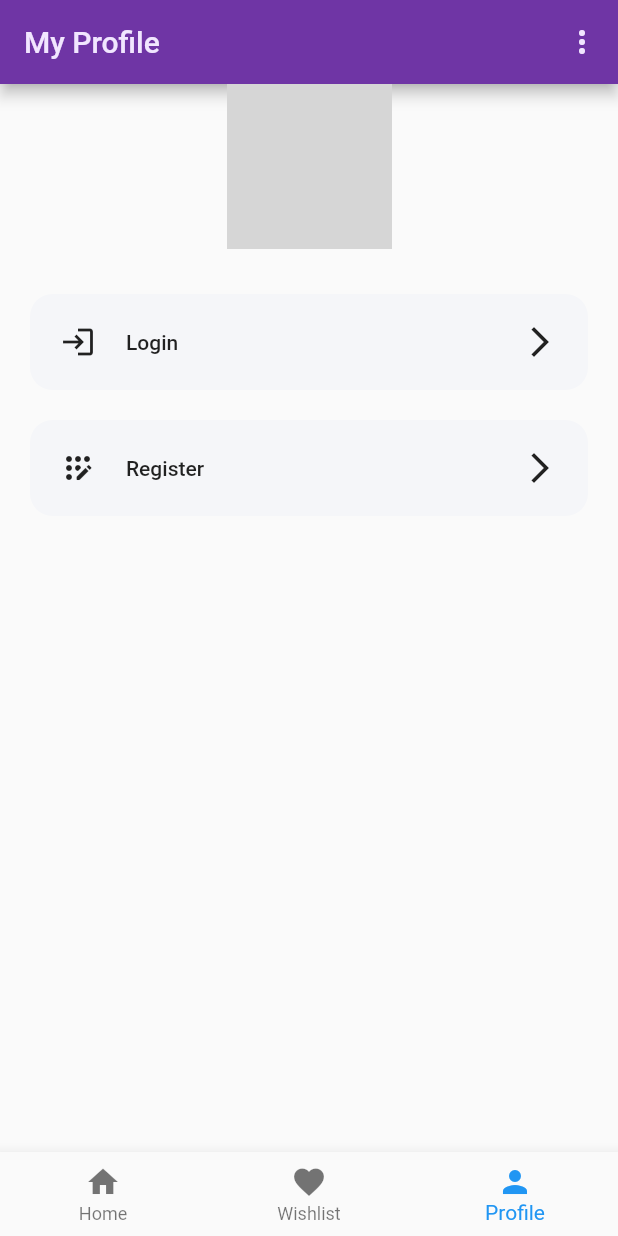
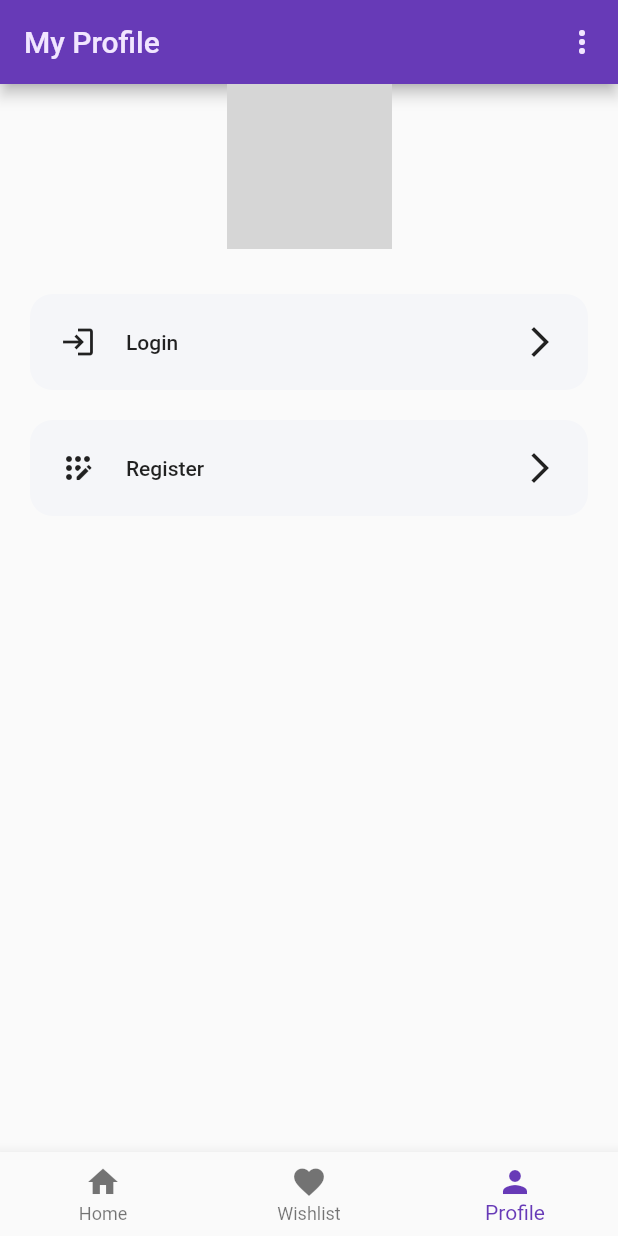
Before and after one commit to DaveHo19/AgileDevProject, a Flutter app: the screen it shows after launch, item 3 of the bottom bar chosen, on a phone screen of 412 x 824 dp. Run offline on Flutter 3.47's test engine with Material 2 defaults, Android fonts, the phone set to English and light mode, and no system bars; our stand-ins replace cloud_firestore, file_picker, firebase_auth, firebase_core, firebase_storage, flutter_svg and 2 more; missing offline and left inert: dart:html; accounts and stored records are empty; grey boxes are pictures that could not be loaded.

Commit message:
update on the consistency of the system color

```diff
--- a/agile_project/lib/constants.dart
+++ b/agile_project/lib/constants.dart
@@ -1,4 +1,5 @@
 import 'package:flutter/material.dart';
 
-const kPrimaryColor = Color(0xFF6F35A5);
+const kPrimaryColor = Color(0xFF673AB7);
 const kPrimaryLightColor = Color(0xFFF1E6FF);
+const kPrimaryBackground = Color(0xFFE1BEE7);
--- a/agile_project/lib/main.dart
+++ b/agile_project/lib/main.dart
@@ -1,3 +1,4 @@
+import 'package:agile_project/constants.dart';
 import 'package:agile_project/models/user.dart';
 import 'package:agile_project/services/firebase_auth.dart';
 import 'package:agile_project/wrapper.dart';
@@ -30,13 +31,13 @@ class MyApp extends StatelessWidget {
   // This widget is the root of your application.
   @override
   Widget build(BuildContext context) {
-    return  StreamProvider<AppUser?>.value(
+    return StreamProvider<AppUser?>.value(
       initialData: null,
       value: AuthService().user,
       child: MaterialApp(
         title: "Agile Project",
         theme: ThemeData(
-              primarySwatch: Colors.blue,
+          primarySwatch: Colors.deepPurple,
         ),
         home: const Wrapper(),
       ),
--- a/agile_project/lib/wrapper.dart
+++ b/agile_project/lib/wrapper.dart
@@ -155,6 +155,7 @@ class _WrapperState extends State<Wrapper> {
     _bottomNavigationScene.clear();
     _bottomNavigationScene.add(const MyHomeScene());
     _bottomNavigationScene.add(const MyWishlistScene());
+    //_bottomNavigationScene.add(const MyProfileScene());
     _bottomNavigationScene.add(ProfileScene());
   }
 
```
Lines whose indentation alone changed are shown as unchanged.
